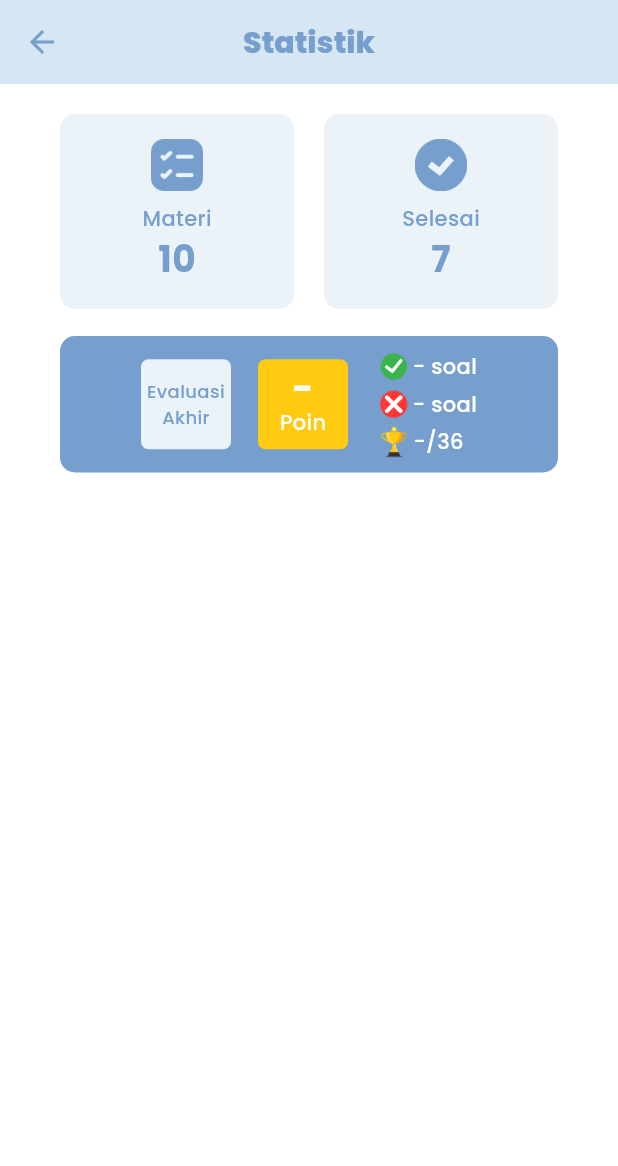
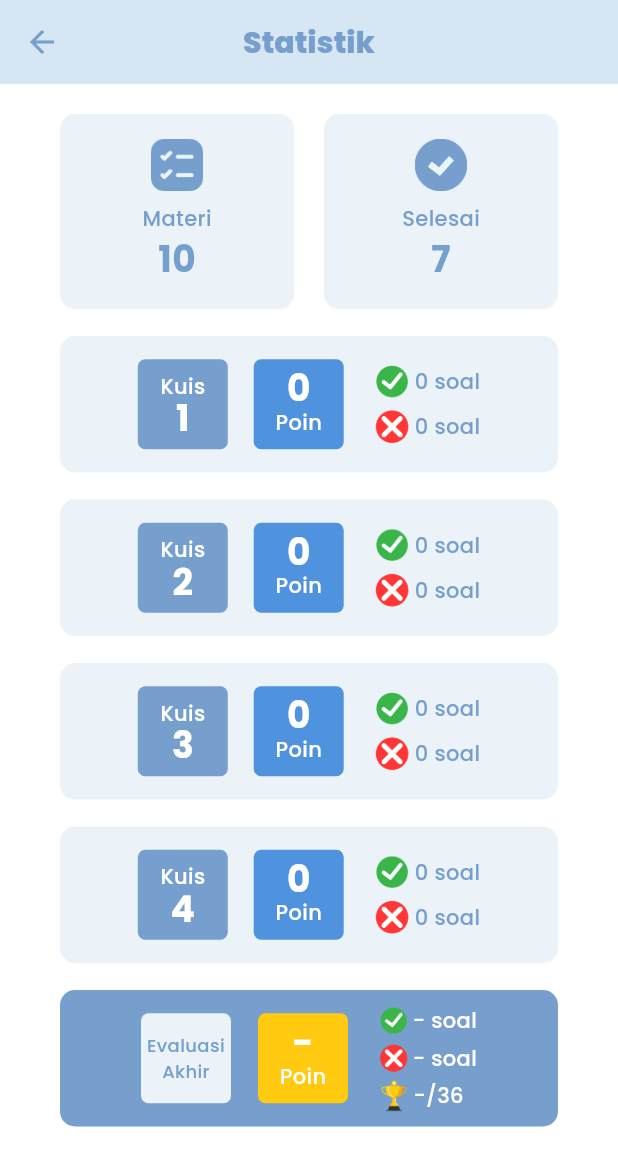
Before and after one commit to 2001arman/terralith, a Flutter app: the StatisticUi screen opened directly, on a phone screen of 412 x 824 dp. Shown: the top 1166 px of the screen. Run offline on Flutter 3.47's test engine with Material 3 defaults, Android fonts, the phone set to English and light mode, and no system bars; our stand-ins replace auto_size_text, cloud_firestore, dartz, firebase_auth, firebase_core, flutter_easyloading and 6 more; missing offline and left inert: syncfusion_flutter_pdfviewer; accounts and stored records are empty.

Commit message:
get quiz data to statistic

```diff
--- a/lib/features/domain/quiz/model/quiz_result_model.dart
+++ b/lib/features/domain/quiz/model/quiz_result_model.dart
@@ -22,4 +22,14 @@ class QuizResultModel {
       quizNumber: json['quiz_number'] as int,
     );
   }
+
+  factory QuizResultModel.empty(int quizNumber) {
+    return QuizResultModel(
+      title: '',
+      benar: 0,
+      salah: 0,
+      point: 0,
+      quizNumber: quizNumber,
+    );
+  }
 }
--- a/lib/features/presentation/main/profile/statistic/statistic_state.dart
+++ b/lib/features/presentation/main/profile/statistic/statistic_state.dart
@@ -2,5 +2,10 @@ import 'package:get/get.dart';
 import 'package:terralith/features/domain/quiz/model/quiz_result_model.dart';
 
 class StatisticState {
-  RxList<QuizResultModel> quizResult = <QuizResultModel>[].obs;
+  RxList<QuizResultModel> quizResult = <QuizResultModel>[
+    QuizResultModel.empty(1),
+    QuizResultModel.empty(2),
+    QuizResultModel.empty(3),
+    QuizResultModel.empty(4),
+  ].obs;
 }
--- a/lib/features/presentation/main/profile/statistic/statistic_ui.dart
+++ b/lib/features/presentation/main/profile/statistic/statistic_ui.dart
@@ -131,7 +131,7 @@ class StatisticUi extends StatelessWidget {
                       height: 30,
                     ),
                     Text(
-                      '${result.benar} soal',
+                      '${result.salah} soal',
                       style: blueTextStyle.copyWith(fontWeight: medium),
                     ),
                   ],
```
Also changed, not shown: lib/features/presentation/main/profile/statistic/statistic_logic.dart (+7 -1 lines).
